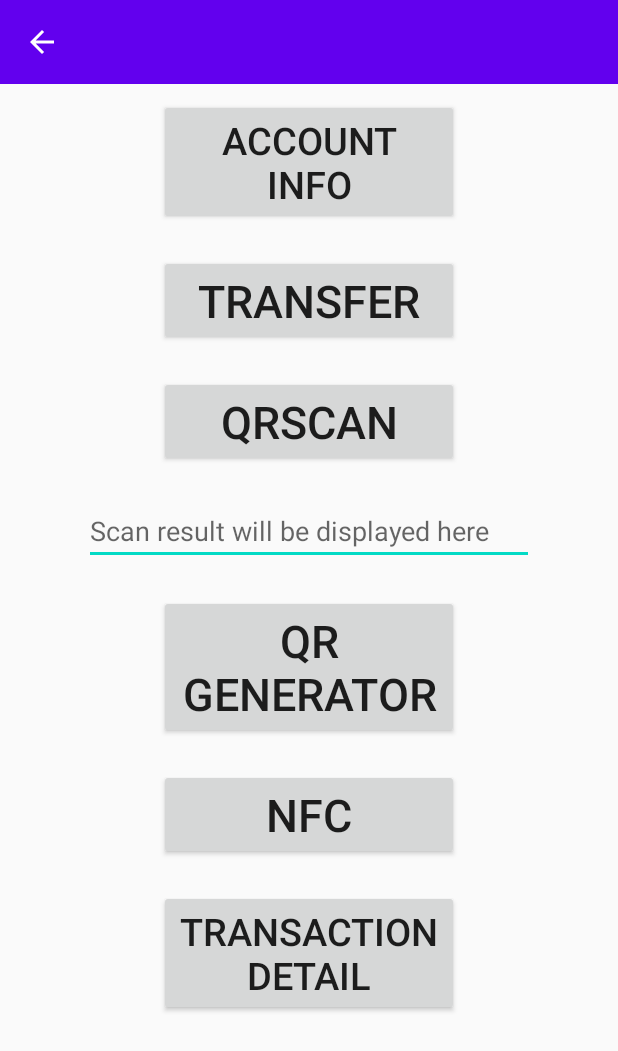
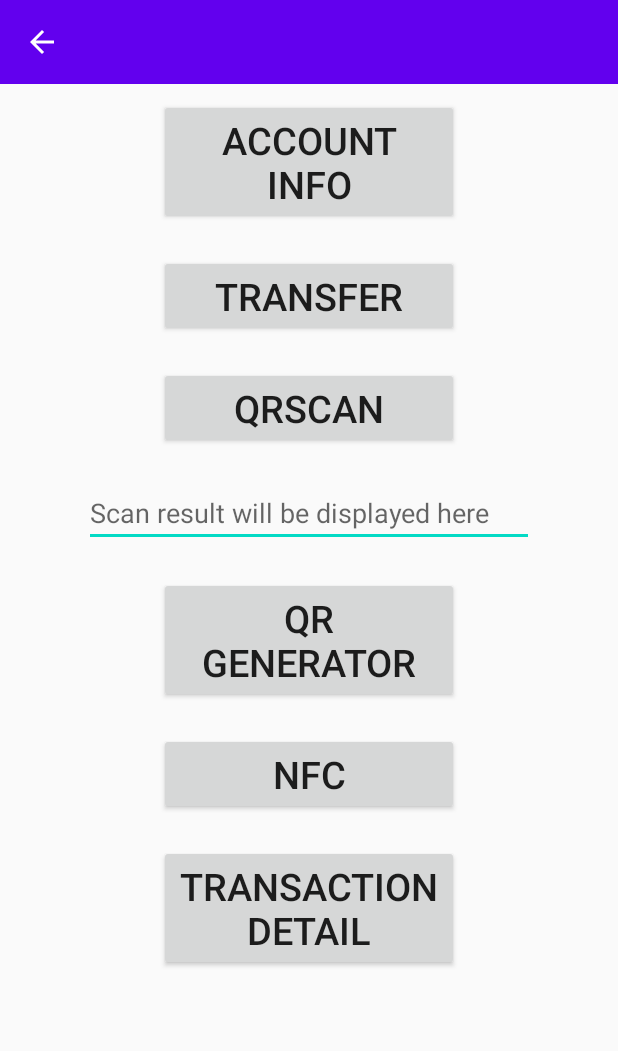
Before and after one commit to louisewang1/cryptomoneyAPP, an Android app: the MainActivity screen opened directly, with no data from a screen before it, after a tap on "ACCOUNT INFO", on a phone screen of 412 x 824 dp. Shown: the top 1051 px of the screen. Run offline under Robolectric (Android 15) with nearby library versions, the phone set to English and light mode, and no system bars.

Commit message:
modify layout

```diff
--- a/QRscanTest/app/src/main/java/com/example/cryptomoney/PostService.java
+++ b/QRscanTest/app/src/main/java/com/example/cryptomoney/PostService.java
@@ -25,7 +25,7 @@ public class PostService {
         try {
             //提交数据到服务器
             //拼装路径
-            String path = "http://10.5.209.44:8080/WebServer/UserServlet?username="
+            String path = "http://192.168.1.7:8080/WebServer/UserServlet?username="
                     + URLEncoder.encode(username,"UTF-8") + "&password=" + URLEncoder.encode(password,"UTF-8");
             URL url = new URL(path);
 
@@ -91,7 +91,7 @@ public class PostService {
 
     public static String Post(String data){
         try {
-            String path = "http://192.168.1.5:8080/WebServer/UserServlet"; //ur server ip
+            String path = "http://192.168.1.7:8080/WebServer/UserServlet"; //ur server ip
             URL url = new URL(path);
             HttpURLConnection conn =  (HttpURLConnection) url.openConnection();
             conn.setConnectTimeout(8000);
--- a/QRscanTest/app/src/main/res/layout/activity_main.xml
+++ b/QRscanTest/app/src/main/res/layout/activity_main.xml
@@ -29,7 +29,7 @@
         android:layout_gravity="center_horizontal"
         android:text="Transfer"
         android:layout_margin="10dp"
-        android:textSize="30sp" />
+        android:textSize="25sp" />
 
     <Button
         android:id="@+id/qrscan"
@@ -38,7 +38,7 @@
         android:layout_gravity="center_horizontal"
         android:text="QRscan"
         android:layout_margin="10dp"
-        android:textSize="30sp"></Button>
+        android:textSize="25sp"></Button>
 
     <EditText
         android:id="@+id/scan_result"
@@ -58,7 +58,7 @@
         android:text="QR generator"
         android:layout_gravity="center_horizontal"
         android:layout_margin="10dp"
-        android:textSize="30sp" >
+        android:textSize="25sp" >
     </Button>
 
     <Button
@@ -68,7 +68,7 @@
         android:layout_gravity="center_horizontal"
         android:text="NFC"
         android:layout_margin="10dp"
-        android:textSize="30sp" />
+        android:textSize="25sp" />
 
 <!--    <Button-->
 <!--        android:id="@+id/print"-->
```
Also changed, not shown: QRscanTest/app/src/main/java/com/example/cryptomoney/NFCRWActivity.java (+15 -3 lines).
